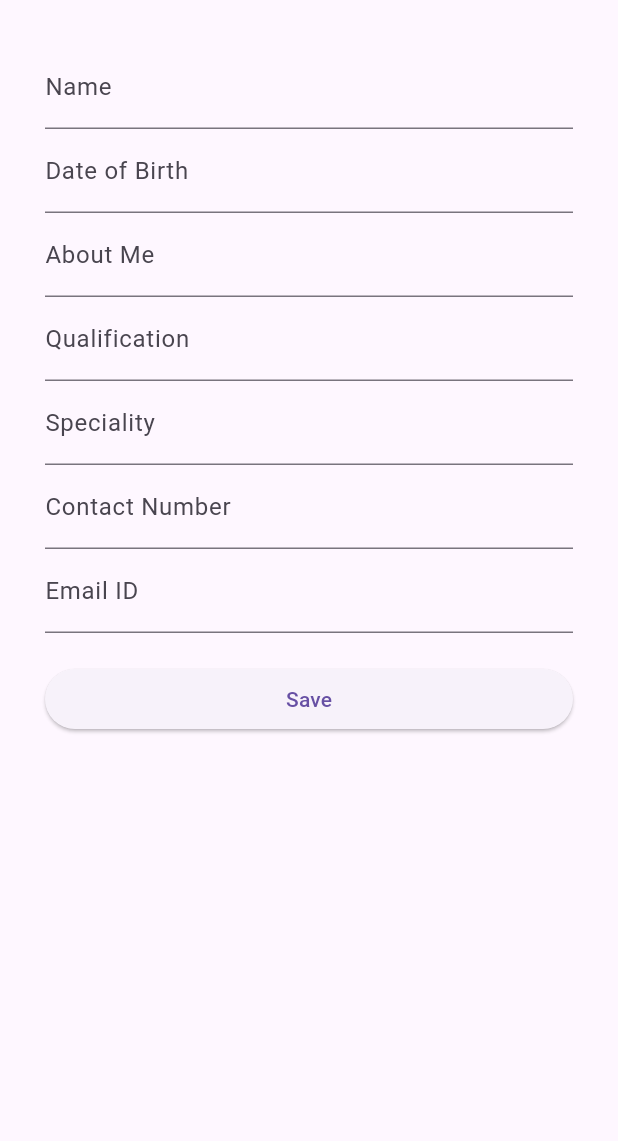
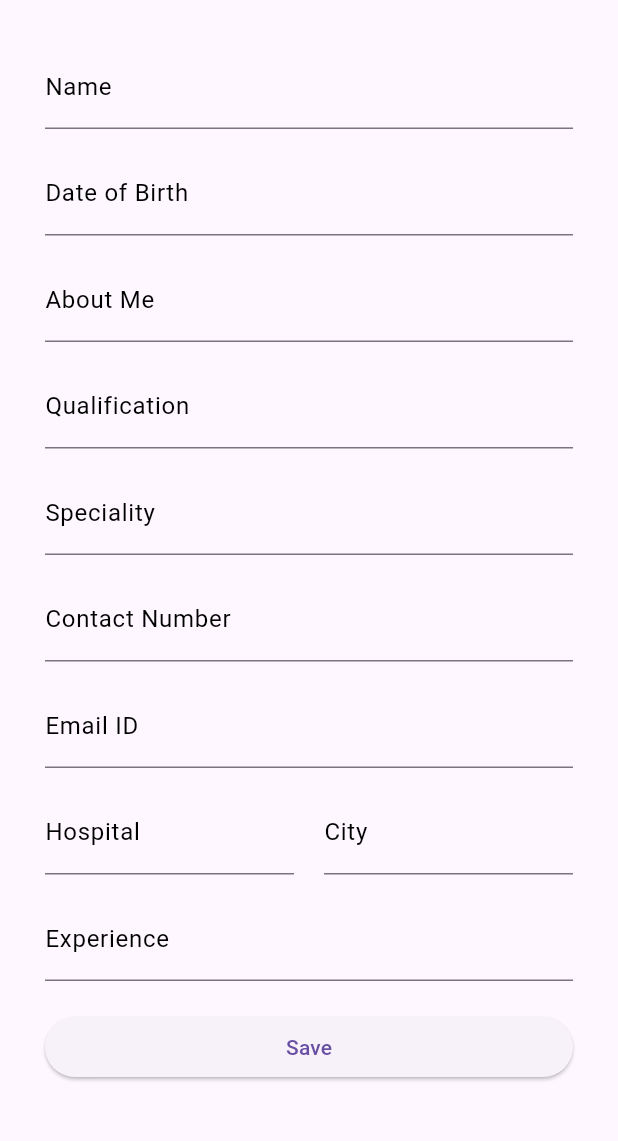
Before and after one commit to Rithvik-Rajesh/medimate_doctor, a Flutter app: the UserInfoPage screen opened directly, on a phone screen of 412 x 824 dp, the part 84-1225 px from its top. Run offline on Flutter 3.47's test engine with Material 3 defaults, Android fonts, the phone set to English and light mode, and no system bars; our stand-ins replace cloud_firestore, firebase_auth, firebase_core, google_sign_in; missing offline and left inert: side_navigation; accounts and stored records are empty; network calls fail; statements that could not run were skipped.

Commit message:
connected docter info input to firestore

```diff
--- a/lib/pages/HomePage.dart
+++ b/lib/pages/HomePage.dart
@@ -16,11 +16,11 @@ class _MyHomePageState extends State<MyHomePage> {
   @override
   Widget build(BuildContext context) {
     return Scaffold(
-      appBar: AppTitleBar(),
+      appBar: const AppTitleBar(),
 
       backgroundColor: Colors.grey[200],
       // drawer: const AppDrawer(),
-      body: BasePage(),
+      body: const BasePage(),
     );
   }
 }
--- a/lib/pages/authentication/auth_page.dart
+++ b/lib/pages/authentication/auth_page.dart
@@ -50,7 +50,7 @@ class AuthPage extends StatelessWidget {
             checkUserProfile(FirebaseAuth.instance.currentUser!.uid, context);
           }
           // Return a placeholder widget; you might want to customize this part based on your needs
-          return LoginOrRegisterPage();
+          return const LoginOrRegisterPage();
         },
       ),
     );
--- a/lib/pages/doctor_details.dart
+++ b/lib/pages/doctor_details.dart
@@ -15,6 +15,9 @@ class _UserInfoPageState extends State<UserInfoPage> {
   TextEditingController specialityController = TextEditingController();
   TextEditingController contactNumberController = TextEditingController();
   TextEditingController emailController = TextEditingController();
+  TextEditingController experienceController = TextEditingController();
+  TextEditingController cityController = TextEditingController();
+  TextEditingController hospitalController = TextEditingController();
 
   // Function to add user information to Firestore
   Future<void> addUserToFirestore() async {
@@ -24,11 +27,16 @@ class _UserInfoPageState extends State<UserInfoPage> {
       await firestore.collection('doctors').add({
         'name': nameController.text,
         'dob': dobController.text,
-        'aboutMe': aboutMeController.text,
+        'aboutme': aboutMeController.text,
         'qualification': qualificationController.text,
-        'speciality': specialityController.text,
-        'contactNumber': contactNumberController.text,
+        'field': specialityController.text,
+        'contactNumber': int.parse(contactNumberController.text) ,
         'email': emailController.text,
+        'Experience': int.parse(experienceController.text),
+        'city': cityController.text,
+        'hospital': hospitalController.text,
+        'rating': 0,
+        'patient_count':0
       });
 
       // Clear text field controllers after adding to Firestore
@@ -39,11 +47,14 @@ class _UserInfoPageState extends State<UserInfoPage> {
       specialityController.clear();
       contactNumberController.clear();
       emailController.clear();
+      experienceController.clear();
+      cityController.clear();
+      hospitalController.clear();
 
       // Show a success message or navigate to the next screen
       // You can customize this part based on your requirements
       ScaffoldMessenger.of(context).showSnackBar(
-        SnackBar(
+        const SnackBar(
           content: Text('User information added successfully'),
         ),
       );
@@ -63,10 +74,11 @@ class _UserInfoPageState extends State<UserInfoPage> {
       appBar: AppBar(
         backgroundColor: Colors.grey[900],
         foregroundColor: Colors.white,
-        title: Text('Doctor Information'),
+        title: const Text('Doctor Information'),
       ),
       body: Padding(
-        padding: const EdgeInsets.all(30),
+        padding: const EdgeInsets.only(top:30,left: 30,right: 30),
+        child: Expanded(
           child: SingleChildScrollView(
             child: Column(
               crossAxisAlignment: CrossAxisAlignment.stretch,
@@ -74,40 +86,133 @@ class _UserInfoPageState extends State<UserInfoPage> {
                 TextField(
                   cursorColor: Colors.white,
                   controller: nameController,
-                decoration: InputDecoration(labelText: 'Name'),
+                  decoration: InputDecoration(
+                      labelStyle: const TextStyle(color: Colors.black),
+                      focusedBorder: OutlineInputBorder(
+                        borderSide: const BorderSide(color: Colors.black),
+                        borderRadius: BorderRadius.circular(10.0),
                       ),
+                      labelText: 'Name'),
+                ),
+                const SizedBox(height: 15),
                 TextField(
                   controller: dobController,
-                decoration: InputDecoration(labelText: 'Date of Birth'),
+                  decoration: InputDecoration(
+                      labelStyle: const TextStyle(color: Colors.black),
+                      focusedBorder: OutlineInputBorder(
+                        borderSide: const BorderSide(color: Colors.black),
+                        borderRadius: BorderRadius.circular(10.0),
                       ),
+                      labelText: 'Date of Birth'),
+                ),
+                const SizedBox(height: 15),
                 TextField(
                   controller: aboutMeController,
-                decoration: InputDecoration(labelText: 'About Me'),
+                  decoration: InputDecoration(
+                      labelStyle: const TextStyle(color: Colors.black),
+                      focusedBorder: OutlineInputBorder(
+                        borderSide: const BorderSide(color: Colors.black),
+                        borderRadius: BorderRadius.circular(10.0),
                       ),
+                      labelText: 'About Me'),
+                ),
+                const SizedBox(height: 15),
                 TextField(
                   controller: qualificationController,
-                decoration: InputDecoration(labelText: 'Qualification'),
+                  decoration: InputDecoration(
+                      labelStyle: const TextStyle(color: Colors.black),
+                      focusedBorder: OutlineInputBorder(
+                        borderSide: const BorderSide(color: Colors.black),
+                        borderRadius: BorderRadius.circular(10.0),
                       ),
+                      labelText: 'Qualification'),
+                ),
+                const SizedBox(height: 15),
                 TextField(
                   controller: specialityController,
-                decoration: InputDecoration(labelText: 'Speciality'),
+                  decoration: InputDecoration(
+                      labelStyle: const TextStyle(color: Colors.black),
+                      focusedBorder: OutlineInputBorder(
+                        borderSide: const BorderSide(color: Colors.black),
+                        borderRadius: BorderRadius.circular(10.0),
                       ),
+                      labelText: 'Speciality'),
+                ),
+                const SizedBox(height: 15),
                 TextField(
                   controller: contactNumberController,
-                decoration: InputDecoration(labelText: 'Contact Number'),
+                  decoration: InputDecoration(
+                      labelStyle: const TextStyle(color: Colors.black),
+                      focusedBorder: OutlineInputBorder(
+                        borderSide: const BorderSide(color: Colors.black),
+                        borderRadius: BorderRadius.circular(10.0),
+                      ),
+                      labelText: 'Contact Number'),
                   keyboardType: TextInputType.phone,
                 ),
+                const SizedBox(height: 15),
                 TextField(
                   controller: emailController,
-                decoration: InputDecoration(labelText: 'Email ID'),
+                  decoration: InputDecoration(
+                      labelStyle: const TextStyle(color: Colors.black),
+                      focusedBorder: OutlineInputBorder(
+                        borderSide: const BorderSide(color: Colors.black),
+                        borderRadius: BorderRadius.circular(10.0),
+                      ),
+                      labelText: 'Email ID'),
                   keyboardType: TextInputType.emailAddress,
                 ),
-              SizedBox(height: 20),
-              ElevatedButton(
-                onPressed: addUserToFirestore,
-                child: Text('Save'),
+                const SizedBox(height: 15),
+                Row(
+                  children: [
+                    Expanded(
+                      child: TextField(
+                        controller: hospitalController,
+                        decoration: InputDecoration(
+                            labelStyle: const TextStyle(color: Colors.black),
+                            focusedBorder: OutlineInputBorder(
+                              borderSide: const BorderSide(color: Colors.black),
+                              borderRadius: BorderRadius.circular(10.0),
+                            ),
+                            labelText: 'Hospital'),
+                      ),
+                    ),
+                    const SizedBox(
+                      width: 20,
+                    ),
+                    Expanded(
+                      child: TextField(
+                        controller: cityController,
+                        decoration: InputDecoration(
+                            labelStyle: const TextStyle(color: Colors.black),
+                            focusedBorder: OutlineInputBorder(
+                              borderSide: const BorderSide(color: Colors.black),
+                              borderRadius: BorderRadius.circular(10.0),
+                            ),
+                            labelText: 'City'),
+                      ),
                     ),
                   ],
+                ),
+                const SizedBox(height: 15),
+                TextField(
+                    controller: experienceController,
+                    decoration: InputDecoration(
+                        labelStyle: const TextStyle(color: Colors.black),
+                        focusedBorder: OutlineInputBorder(
+                          borderSide: const BorderSide(color: Colors.black),
+                          borderRadius: BorderRadius.circular(10.0),
+                        ),
+                        labelText: 'Experience'),
+                    keyboardType: TextInputType.number),
+                const SizedBox(height: 20),
+                ElevatedButton(
+                  style: const ButtonStyle(alignment: Alignment.center),
+                  onPressed: addUserToFirestore,
+                  child: const Text('Save'),
+                ),
+              ],
+            ),
           ),
         ),
       ),
--- a/lib/widgets/app_title.dart
+++ b/lib/widgets/app_title.dart
@@ -45,7 +45,7 @@ class AppTitleBar extends StatelessWidget implements PreferredSizeWidget {
                 MaterialPageRoute(builder: (context) => const AuthPage()),
               );
             },
-            icon: Icon(Icons.logout))
+            icon: const Icon(Icons.logout))
       ],
     );
   }
```
Also changed, not shown: lib/pages/authentication/details_page.dart (+30 -30 lines), lib/pages/base.dart (+4 -4 lines), 1 other file. Lines whose indentation alone changed are shown as unchanged.
